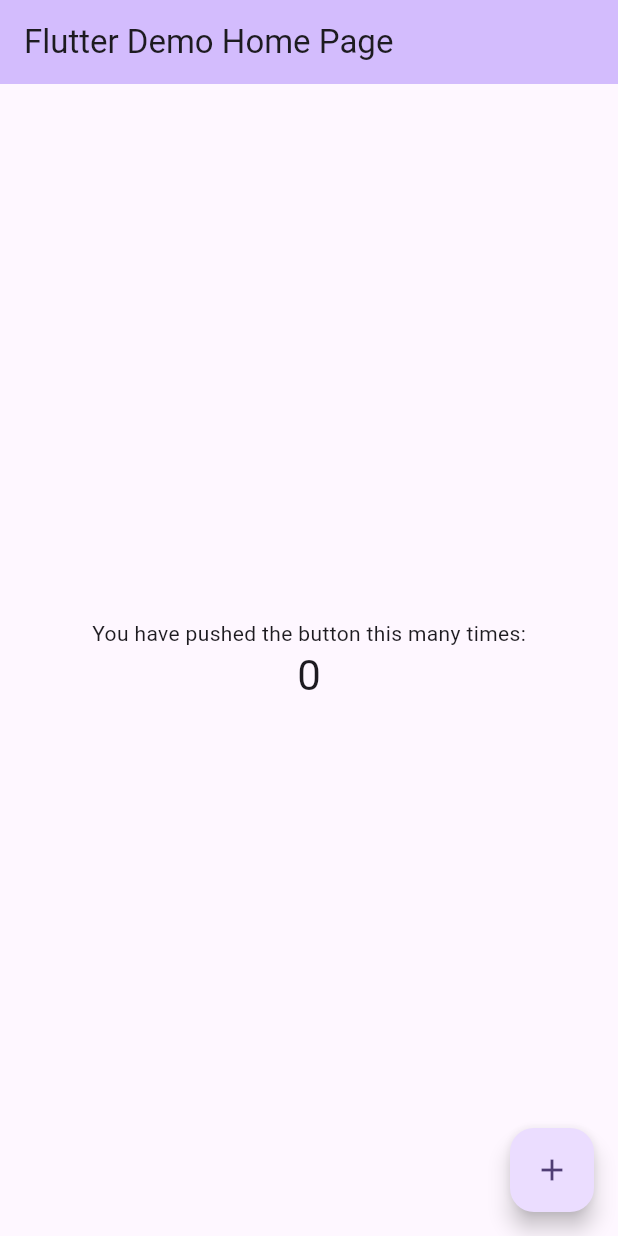
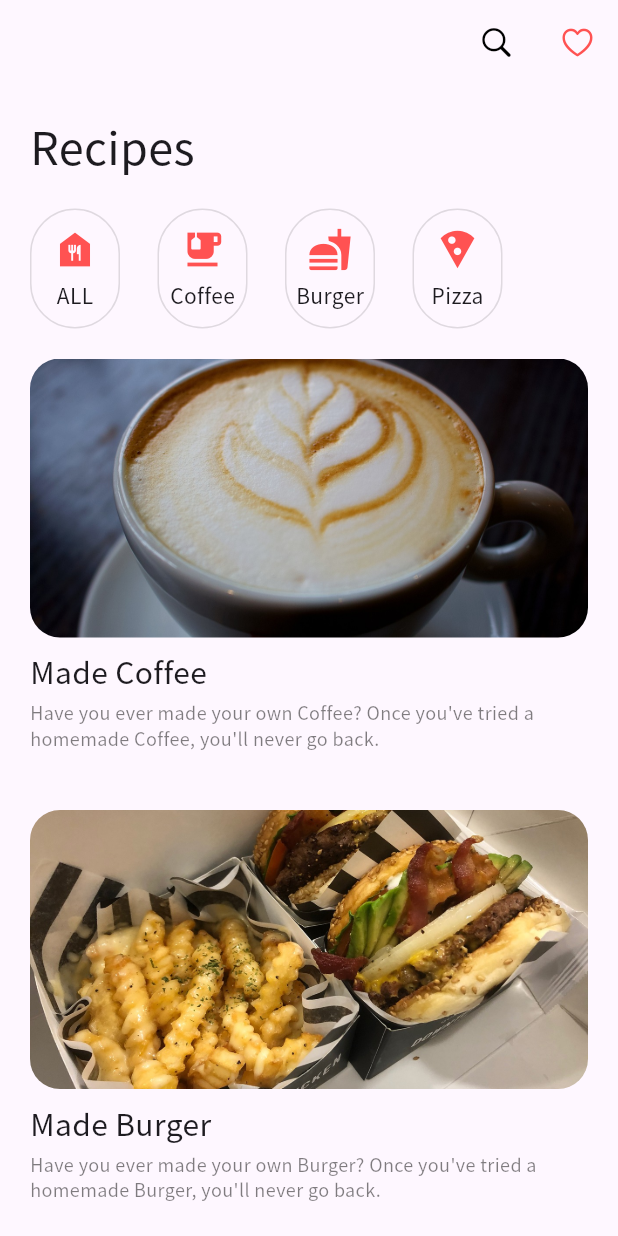
Before and after one commit to jek1m/recipe_app, a Flutter app: the screen it shows after launch, on a phone screen of 412 x 824 dp. Run offline on Flutter 3.47's test engine with Material 3 defaults, Android fonts, the phone set to English and light mode, and no system bars.

Commit message:
feat : recipe app 최종 업로드

```diff
--- a/lib/main.dart
+++ b/lib/main.dart
@@ -1,4 +1,8 @@
+import 'package:flutter/cupertino.dart';
 import 'package:flutter/material.dart';
+import 'package:recipe_app/recipe_list_item.dart';
+import 'package:recipe_app/recipe_menu.dart';
+import 'package:recipe_app/recipe_title.dart';
 
 void main() {
   runApp(const MyApp());
@@ -7,119 +11,48 @@ void main() {
 class MyApp extends StatelessWidget {
   const MyApp({super.key});
 
-  // This widget is the root of your application.
   @override
   Widget build(BuildContext context) {
     return MaterialApp(
-      title: 'Flutter Demo',
       theme: ThemeData(
-        // This is the theme of your application.
-        //
-        // TRY THIS: Try running your application with "flutter run". You'll see
-        // the application has a purple toolbar. Then, without quitting the app,
-        // try changing the seedColor in the colorScheme below to Colors.green
-        // and then invoke "hot reload" (save your changes or press the "hot
-        // reload" button in a Flutter-supported IDE, or press "r" if you used
-        // the command line to start the app).
-        //
-        // Notice that the counter didn't reset back to zero; the application
-        // state is not lost during the reload. To reset the state, use hot
-        // restart instead.
-        //
-        // This works for code too, not just values: Most code changes can be
-        // tested with just a hot reload.
-        colorScheme: ColorScheme.fromSeed(seedColor: Colors.deepPurple),
-        useMaterial3: true,
+        fontFamily: 'NotoSansKR',
       ),
-      home: const MyHomePage(title: 'Flutter Demo Home Page'),
+      home: RecipePage() // 앱을 켰을 때 가장 먼저 보이는 페이지를 RecipePage로 설정
     );
   }
 }
 
-class MyHomePage extends StatefulWidget {
-  const MyHomePage({super.key, required this.title});
+class RecipePage extends StatelessWidget{
+  @override
+  Widget build(Object context) {
 
-  // This widget is the home page of your application. It is stateful, meaning
-  // that it has a State object (defined below) that contains fields that affect
-  // how it looks.
-
-  // This class is the configuration for the state. It holds the values (in this
-  // case the title) provided by the parent (in this case the App widget) and
-  // used by the build method of the State. Fields in a Widget subclass are
-  // always marked "final".
-
-  final String title;
-
-  @override
-  State<MyHomePage> createState() => _MyHomePageState();
-}
-
-class _MyHomePageState extends State<MyHomePage> {
-  int _counter = 0;
-
-  void _incrementCounter() {
-    setState(() {
-      // This call to setState tells the Flutter framework that something has
-      // changed in this State, which causes it to rerun the build method below
-      // so that the display can reflect the updated values. If we changed
-      // _counter without calling setState(), then the build method would not be
-      // called again, and so nothing would appear to happen.
-      _counter++;
-    });
-  }
-
-  @override
-  Widget build(BuildContext context) {
-    // This method is rerun every time setState is called, for instance as done
-    // by the _incrementCounter method above.
-    //
-    // The Flutter framework has been optimized to make rerunning build methods
-    // fast, so that you can just rebuild anything that needs updating rather
-    // than having to individually change instances of widgets.
     return Scaffold(
       appBar: AppBar(
-        // TRY THIS: Try changing the color here to a specific color (to
-        // Colors.amber, perhaps?) and trigger a hot reload to see the AppBar
-        // change color while the other colors stay the same.
-        backgroundColor: Theme.of(context).colorScheme.inversePrimary,
-        // Here we take the value from the MyHomePage object that was created by
-        // the App.build method, and use it to set our appbar title.
-        title: Text(widget.title),
+        actions: [
+          Icon(
+            CupertinoIcons.search, // 쿠퍼티노 아이콘 사용
+            color: Colors.black,
+          ),
+          SizedBox(width: 15),
+          SizedBox(width: 15),
+          Icon(
+            CupertinoIcons.heart,
+            color: Colors.redAccent,
+          ),
+          SizedBox(width: 15),
+        ],
       ),
-      body: Center(
-        // Center is a layout widget. It takes a single child and positions it
-        // in the middle of the parent.
-        child: Column(
-          // Column is also a layout widget. It takes a list of children and
-          // arranges them vertically. By default, it sizes itself to fit its
-          // children horizontally, and tries to be as tall as its parent.
-          //
-          // Column has various properties to control how it sizes itself and
-          // how it positions its children. Here we use mainAxisAlignment to
-          // center the children vertically; the main axis here is the vertical
-          // axis because Columns are vertical (the cross axis would be
-          // horizontal).
-          //
-          // TRY THIS: Invoke "debug painting" (choose the "Toggle Debug Paint"
-          // action in the IDE, or press "p" in the console), to see the
-          // wireframe for each widget.
-          mainAxisAlignment: MainAxisAlignment.center,
-          children: <Widget>[
-            const Text(
-              'You have pushed the button this many times:',
-            ),
-            Text(
-              '$_counter',
-              style: Theme.of(context).textTheme.headlineMedium,
-            ),
-          ],
-        ),
-      ),
-      floatingActionButton: FloatingActionButton(
-        onPressed: _incrementCounter,
-        tooltip: 'Increment',
-        child: const Icon(Icons.add),
-      ), // This trailing comma makes auto-formatting nicer for build methods.
+      body: Padding(
+        padding: const EdgeInsets.symmetric(horizontal: 20),
+        child: ListView(
+          children: [
+            RecipeTitle(),
+            RecipeMenu(),
+            RecipeListItem('assets/coffee.jpg','Coffee'),
+            RecipeListItem('assets/burger.jpg','Burger'),
+            RecipeListItem('assets/pizza.jpg','Pizza'),
+        ],),
+      )
     );
   }
 }
--- /dev/null
+++ b/lib/recipe_list_item.dart
@@ -0,0 +1,43 @@
+
+import 'package:flutter/material.dart';
+
+class RecipeListItem extends StatelessWidget{
+
+  RecipeListItem(this.path, this.title);
+
+  String path;
+  String title;
+
+  @override
+  Widget build(BuildContext context) {
+    return Padding(
+      padding: const EdgeInsets.symmetric(vertical: 20),
+      child: Column(
+        crossAxisAlignment: CrossAxisAlignment.start,
+        children: [
+          AspectRatio(
+            aspectRatio: 2/1,
+            child: ClipRRect(
+              borderRadius: BorderRadius.circular(20),
+              child: Image.asset(
+              path,
+              fit: BoxFit.cover,
+              ),
+            ),
+          ),
+          SizedBox(height: 8,),
+          Text(
+            'Made $title',
+            style: TextStyle(fontSize: 20),
+          ),
+          SizedBox(height: 4,),
+          Text(
+            "Have you ever made your own $title? Once you've tried a homemade $title, you'll never go back.",
+            style: TextStyle(fontSize: 12,color: Colors.black.withOpacity(0.5)),
+          ) //이 문자열에는 '이 있기 때문에 '으로 묶어주면 안됨. > ""으로 묶어주기
+        ],
+      ),
+    );
+  }
+
+}
--- /dev/null
+++ b/lib/recipe_menu.dart
@@ -0,0 +1,46 @@
+
+import 'package:flutter/material.dart';
+
+class RecipeMenu extends StatelessWidget{
+  @override
+  Widget build(BuildContext context) {
+    return Padding(
+      padding: const EdgeInsets.only(top: 20,),
+      child: Row(
+        children: [
+          menuitem(Icons.food_bank,'ALL'),
+          SizedBox(width: 25,),// 사이 간격 조절
+          menuitem(Icons.emoji_food_beverage,'Coffee'),
+          SizedBox(width: 25,),
+          menuitem(Icons.fastfood,'Burger'),
+          SizedBox(width: 25,),
+          menuitem(Icons.local_pizza,'Pizza'),
+        ],
+      ),
+    );
+  }
+
+  Container menuitem(IconData icon,String text) {
+    return Container(
+        width: 60,
+        height: 80,
+        decoration: BoxDecoration(
+          border: Border.all(color: Colors.black12),
+          borderRadius: BorderRadius.circular(30),
+        ),
+        child: Column(
+          mainAxisAlignment: MainAxisAlignment.center, //가운데 정렬
+          children: [
+            Icon(
+              icon,
+              size: 30,
+              color: Colors.redAccent,
+            ),
+            SizedBox(height: 5,),
+            Text(text),
+          ],
+        ),
+      );
+  }
+
+}
--- /dev/null
+++ b/lib/recipe_title.dart
@@ -0,0 +1,17 @@
+
+import 'package:flutter/material.dart';
+
+class RecipeTitle extends StatelessWidget{
+  @override
+  Widget build(BuildContext context) {
+    return Padding(
+      padding: const EdgeInsets.only(top: 20),
+      child: Text(
+        'Recipes',
+        style: TextStyle(
+          fontSize: 30,
+        ),
+      ),
+    );
+  }
+}
```
Also changed, not shown: pubspec.yaml (+23 -2 lines), assets/burger.jpg (added), assets/coffee.jpg (added), assets/pizza.jpg (added), 10 other files.
